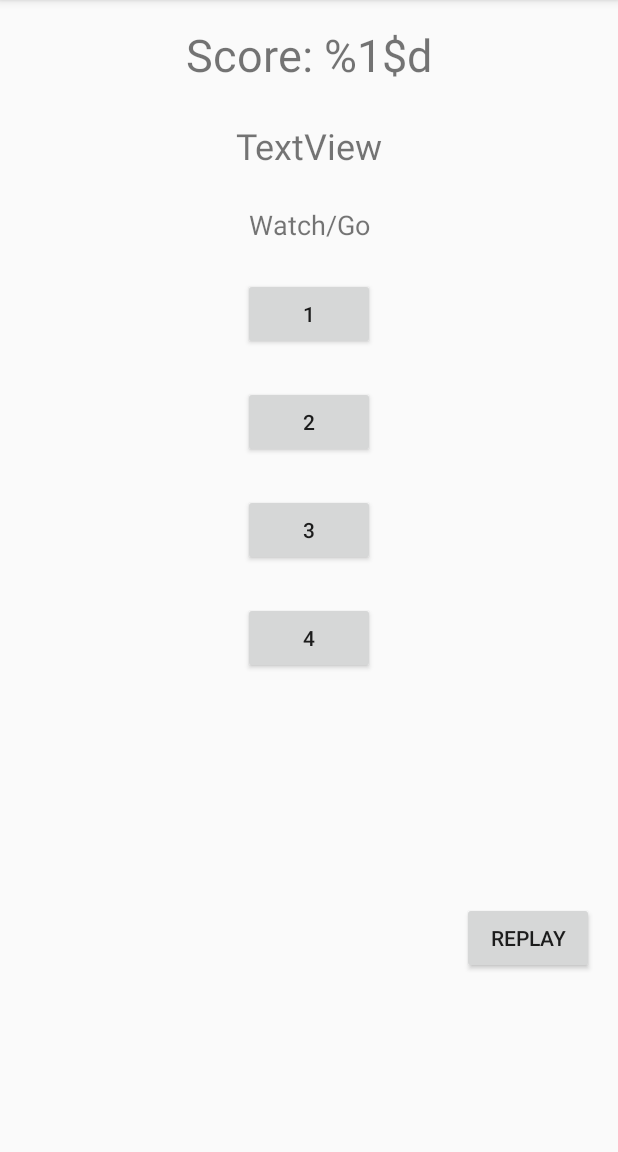
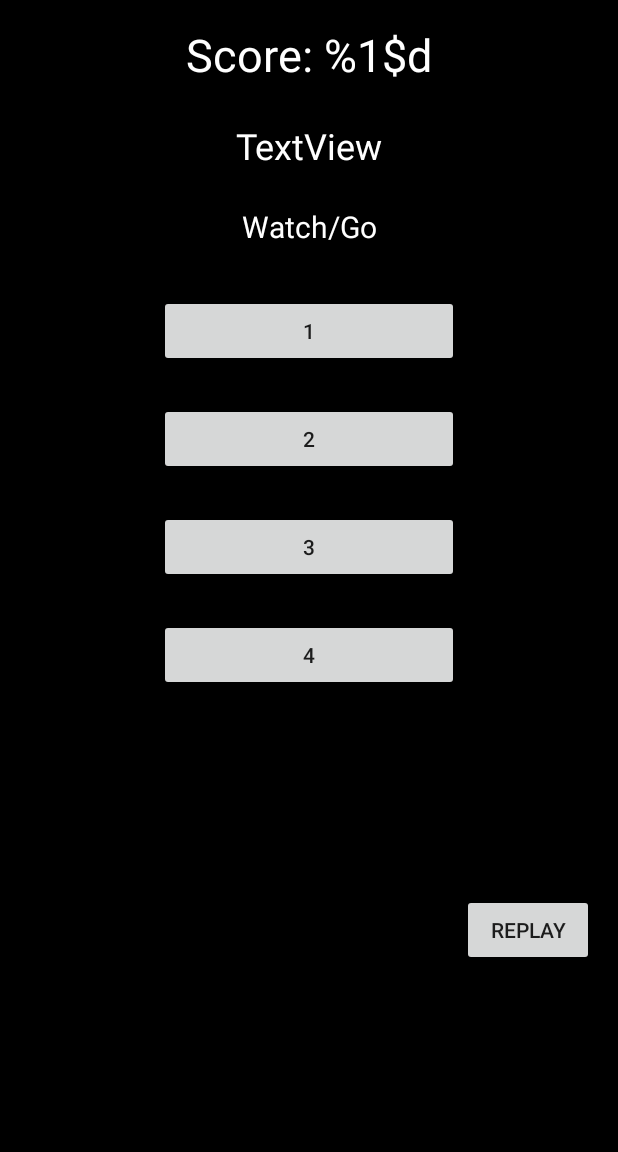
Before and after one commit to smyhk/MemoryGame, an Android app: the GameActivity screen opened directly, with no data from a screen before it, on a phone screen of 412 x 824 dp, the part 84-1236 px from its top. Run offline under Robolectric (Android 15) with nearby library versions, the phone set to English and light mode, and no system bars.

Commit message:
adjust widget positions

```diff
--- a/app/src/main/res/layout/activity_game.xml
+++ b/app/src/main/res/layout/activity_game.xml
@@ -5,6 +5,7 @@
     xmlns:tools="http://schemas.android.com/tools"
     android:layout_width="match_parent"
     android:layout_height="match_parent"
+    android:background="@android:color/black"
     tools:context="net.smyhk.android.memorygame.GameActivity">
 
     <TextView
@@ -15,19 +16,21 @@
         android:layout_marginRight="8dp"
         android:layout_marginTop="16dp"
         android:text="@string/score_text"
+        android:textColor="@android:color/white"
         android:textSize="30sp"
         app:layout_constraintLeft_toLeftOf="parent"
         app:layout_constraintRight_toRightOf="parent"
         app:layout_constraintTop_toTopOf="parent"/>
 
     <TextView
-        android:id="@+id/textDifficuly"
+        android:id="@+id/textDifficulty"
         android:layout_width="wrap_content"
         android:layout_height="wrap_content"
         android:layout_marginLeft="8dp"
         android:layout_marginRight="8dp"
         android:layout_marginTop="24dp"
         android:text="TextView"
+        android:textColor="@android:color/white"
         android:textSize="24sp"
         app:layout_constraintLeft_toLeftOf="parent"
         app:layout_constraintRight_toRightOf="parent"
@@ -42,18 +45,19 @@
         android:layout_marginRight="8dp"
         android:layout_marginTop="24dp"
         android:text="@string/watch_go_text"
-        android:textSize="18sp"
+        android:textColor="@android:color/white"
+        android:textSize="20sp"
         app:layout_constraintLeft_toLeftOf="parent"
         app:layout_constraintRight_toRightOf="parent"
-        app:layout_constraintTop_toBottomOf="@+id/textDifficuly"/>
+        app:layout_constraintTop_toBottomOf="@+id/textDifficulty"/>
 
     <Button
         android:id="@+id/button"
-        android:layout_width="wrap_content"
+        android:layout_width="200dp"
         android:layout_height="wrap_content"
         android:layout_marginLeft="8dp"
         android:layout_marginRight="8dp"
-        android:layout_marginTop="23dp"
+        android:layout_marginTop="32dp"
         android:text="@string/button_one"
         app:layout_constraintLeft_toLeftOf="parent"
         app:layout_constraintRight_toRightOf="parent"
@@ -61,7 +65,7 @@
 
     <Button
         android:id="@+id/button2"
-        android:layout_width="wrap_content"
+        android:layout_width="200dp"
         android:layout_height="wrap_content"
         android:layout_marginLeft="8dp"
         android:layout_marginRight="8dp"
@@ -73,7 +77,7 @@
 
     <Button
         android:id="@+id/button3"
-        android:layout_width="wrap_content"
+        android:layout_width="200dp"
         android:layout_height="wrap_content"
         android:layout_marginLeft="8dp"
         android:layout_marginRight="8dp"
@@ -85,7 +89,7 @@
 
     <Button
         android:id="@+id/button4"
-        android:layout_width="wrap_content"
+        android:layout_width="200dp"
         android:layout_height="wrap_content"
         android:layout_marginLeft="8dp"
         android:layout_marginRight="8dp"
@@ -102,11 +106,12 @@
         android:layout_marginBottom="16dp"
         android:layout_marginLeft="270dp"
         android:layout_marginRight="16dp"
-        android:layout_marginTop="49dp"
+        android:layout_marginTop="35dp"
         android:text="@string/button_replay"
         app:layout_constraintBottom_toBottomOf="parent"
         app:layout_constraintHorizontal_bias="1.0"
         app:layout_constraintLeft_toLeftOf="parent"
         app:layout_constraintRight_toRightOf="parent"
-        app:layout_constraintTop_toBottomOf="@+id/button4"/>
+        app:layout_constraintTop_toBottomOf="@+id/button4"
+        app:layout_constraintVertical_bias="0.48"/>
 </android.support.constraint.ConstraintLayout>
```
